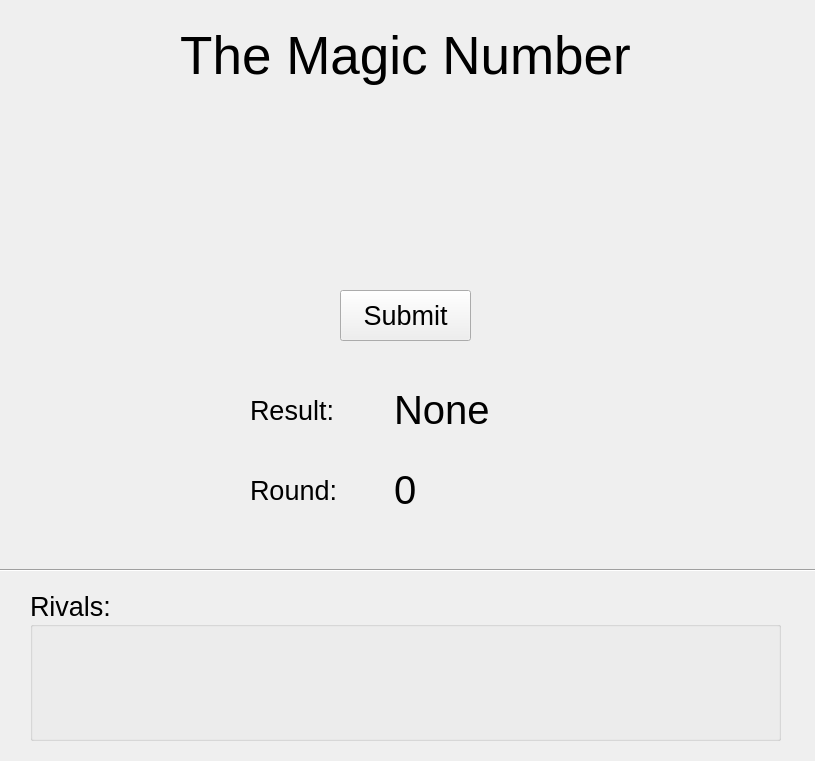
First picture: the form in client/guessnum.ui, repository lsxk-jwj/Simple-Qt5-game-system, before the edit.
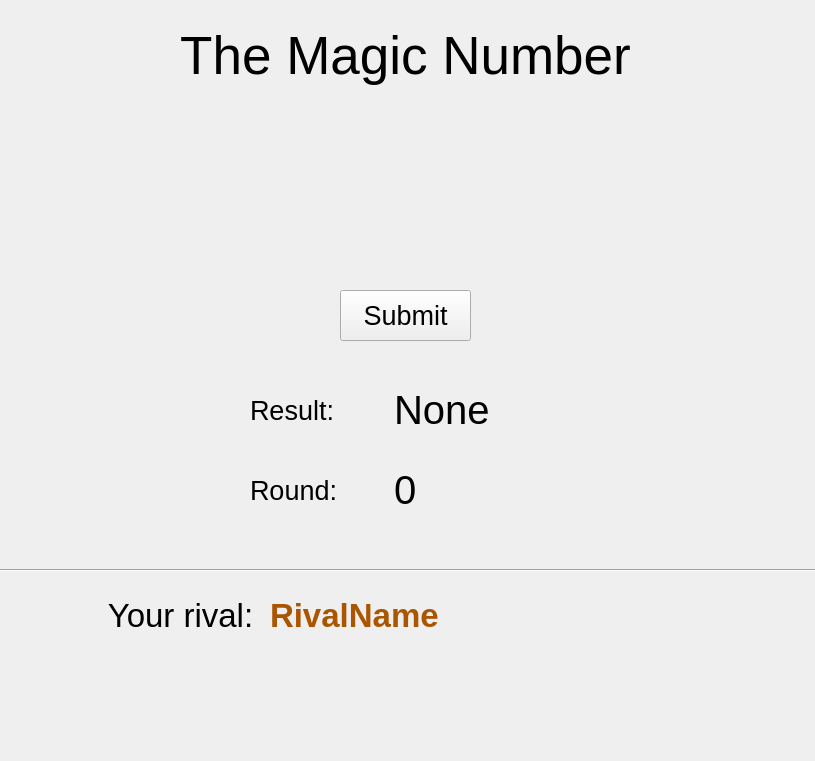
Second picture: the form after the edit.

What changed in the file:
```diff
--- a/client/guessnum.ui
+++ b/client/guessnum.ui
@@ -162,22 +162,51 @@
     <enum>Qt::Horizontal</enum>
    </property>
   </widget>
-  <widget class="QGroupBox" name="rivals_list">
+  <widget class="QLabel" name="label_7">
    <property name="geometry">
     <rect>
-     <x>30</x>
-     <y>590</y>
-     <width>751</width>
-     <height>151</height>
+     <x>40</x>
+     <y>580</y>
+     <width>281</width>
+     <height>71</height>
     </rect>
    </property>
    <property name="font">
     <font>
-     <pointsize>20</pointsize>
+     <pointsize>25</pointsize>
     </font>
    </property>
-   <property name="title">
-    <string>Rivals:</string>
+   <property name="text">
+    <string>Your rival:</string>
+   </property>
+   <property name="alignment">
+    <set>Qt::AlignCenter</set>
+   </property>
+  </widget>
+  <widget class="QLabel" name="RivalName">
+   <property name="geometry">
+    <rect>
+     <x>270</x>
+     <y>580</y>
+     <width>281</width>
+     <height>71</height>
+    </rect>
+   </property>
+   <property name="font">
+    <font>
+     <pointsize>25</pointsize>
+     <weight>75</weight>
+     <bold>true</bold>
+    </font>
+   </property>
+   <property name="styleSheet">
+    <string notr="true">color: rgb(170, 85, 0)</string>
+   </property>
+   <property name="text">
+    <string>RivalName</string>
+   </property>
+   <property name="alignment">
+    <set>Qt::AlignLeading|Qt::AlignLeft|Qt::AlignVCenter</set>
    </property>
   </widget>
  </widget>
```
